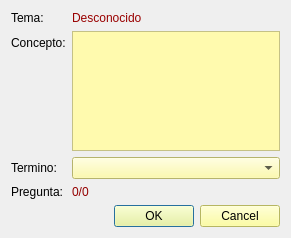
Above: preguntaform.ui from FLiamTech/askme before the change. Below: the same form after it.
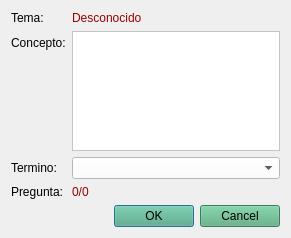
That is the form after the change.

```diff
--- a/preguntaform.ui
+++ b/preguntaform.ui
@@ -45,7 +45,7 @@
    <item row="1" column="1">
     <widget class="QTextEdit" name="txtConceptos">
      <property name="styleSheet">
-      <string notr="true">background-color: rgb(255, 250, 174);</string>
+      <string notr="true">background-color: rgb(255, 255, 255);</string>
      </property>
     </widget>
    </item>
@@ -59,7 +59,7 @@
    <item row="2" column="1">
     <widget class="QComboBox" name="cmbTerminos">
      <property name="styleSheet">
-      <string notr="true">background-color: rgb(255, 252, 152);</string>
+      <string notr="true">background-color: rgb(255, 255, 255);</string>
      </property>
     </widget>
    </item>
@@ -84,7 +84,7 @@
    <item row="4" column="1">
     <widget class="QDialogButtonBox" name="buttonBox">
      <property name="styleSheet">
-      <string notr="true">background-color: rgb(255, 255, 137);
+      <string notr="true">background-color: rgb(85, 170, 127);
 color: rgb(0, 0, 0);
 font: 700 italic 9pt &quot;Segoe UI&quot;;</string>
      </property>
```
